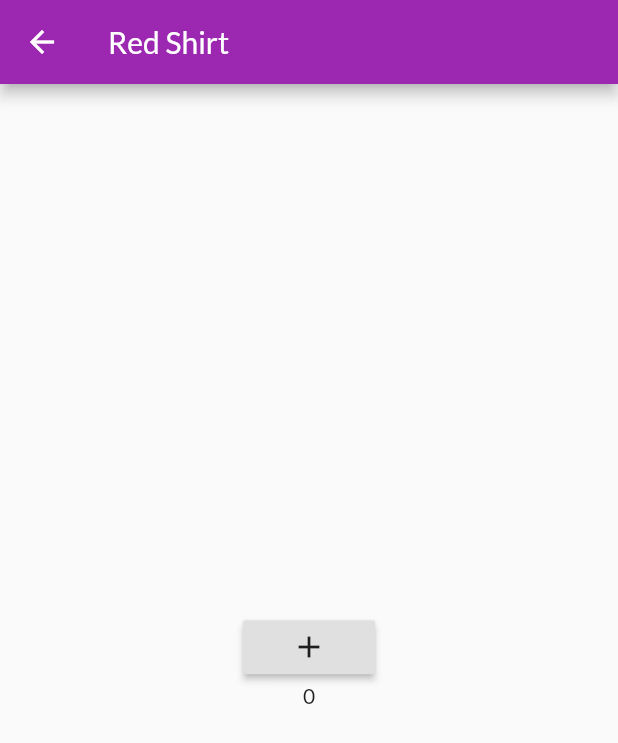
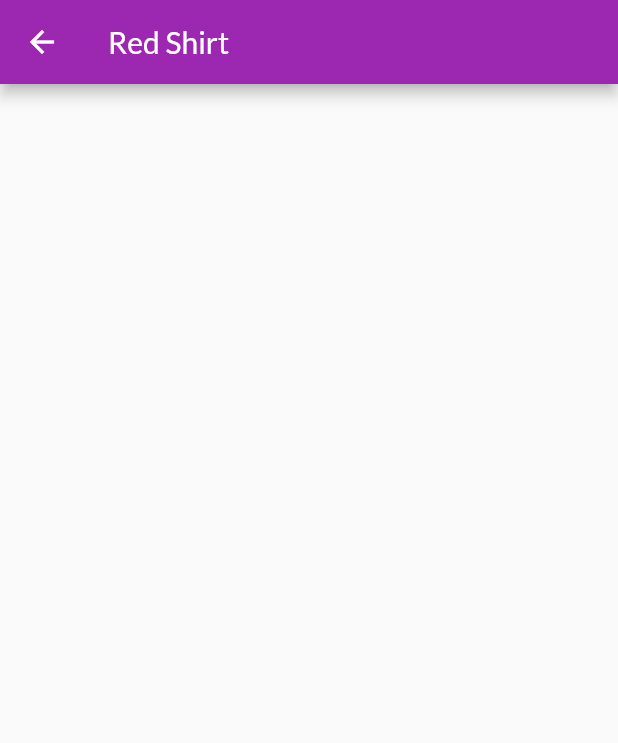
Before and after one commit to s7Thiago/flutter-shop-app, a Flutter app: the ProductDetatilScreen screen opened directly with sample values from the repository, on a phone screen of 412 x 824 dp. Shown: the top 743 px of the screen. Run offline on Flutter 3.47's test engine with Material 2 defaults, Android fonts, the phone set to English and light mode, and no system bars; network calls fail.

Commit message:
Undoing last changes

```diff
--- a/lib/main.dart
+++ b/lib/main.dart
@@ -2,15 +2,13 @@ import 'package:flutter/material.dart';
 import './views/products_overview_screen.dart';
 import 'utils/routes.dart';
 import './views/product_datail_screen.dart';
-import './providers/counter_provider.dart';
 
 void main() => runApp(MyApp());
 
 class MyApp extends StatelessWidget {
   @override
   Widget build(BuildContext context) {
-    return CounterProvider(
-      child: MaterialApp(
+    return MaterialApp(
       title: 'My Store',
       theme: ThemeData(
         primarySwatch: Colors.purple,
@@ -21,7 +19,6 @@ class MyApp extends StatelessWidget {
         AppRoutes.HOME: (_) => ProductsOverviewScreen(),
         AppRoutes.PRODUCT_DETAIL: (_) => ProductDetatilScreen(),
       },
-      ),
     );
   }
 }
--- a/lib/views/product_datail_screen.dart
+++ b/lib/views/product_datail_screen.dart
@@ -1,18 +1,10 @@
 import 'package:flutter/material.dart';
 
 import '../models/product.dart';
-import '../providers/counter_provider.dart';
 
-class ProductDetatilScreen extends StatefulWidget {
-  @override
-  _ProductDetatilScreenState createState() => _ProductDetatilScreenState();
-}
-
-class _ProductDetatilScreenState extends State<ProductDetatilScreen> {
+class ProductDetatilScreen extends StatelessWidget {
   @override
   Widget build(BuildContext context) {
-    CounterProvider counter = CounterProvider.of(context);
-
     final Product product =
         ModalRoute.of(context).settings.arguments as Product;
 
@@ -20,24 +12,6 @@ class _ProductDetatilScreenState extends State<ProductDetatilScreen> {
       appBar: AppBar(
         title: Text(product.title),
       ),
-      body: Container(
-        width: double.infinity,
-        child: Column(
-          mainAxisAlignment: MainAxisAlignment.center,
-          children: [
-            RaisedButton(
-              onPressed: () {
-                setState(() {
-                  counter.state.inc();
-                });
-                print('Provider: ${counter.state.value}');
-              },
-              child: Icon(Icons.add),
-            ),
-            Text(counter.state.value.toString())
-          ],
-        ),
-      ),
     );
   }
 }
```
Lines whose indentation alone changed are shown as unchanged.
